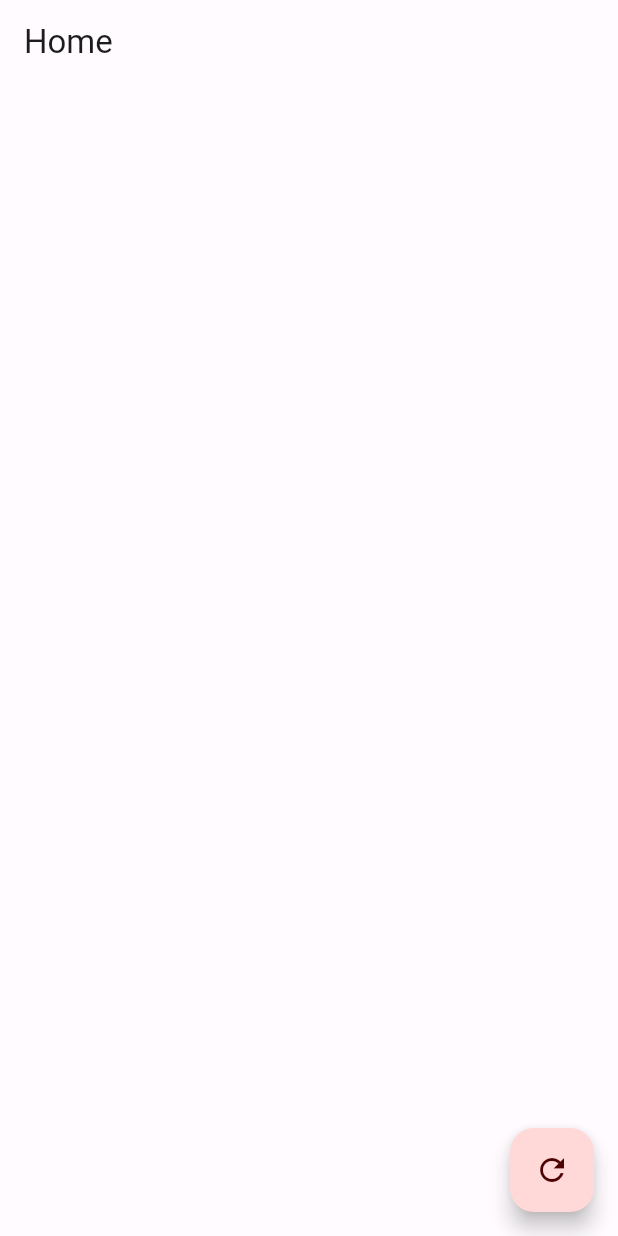
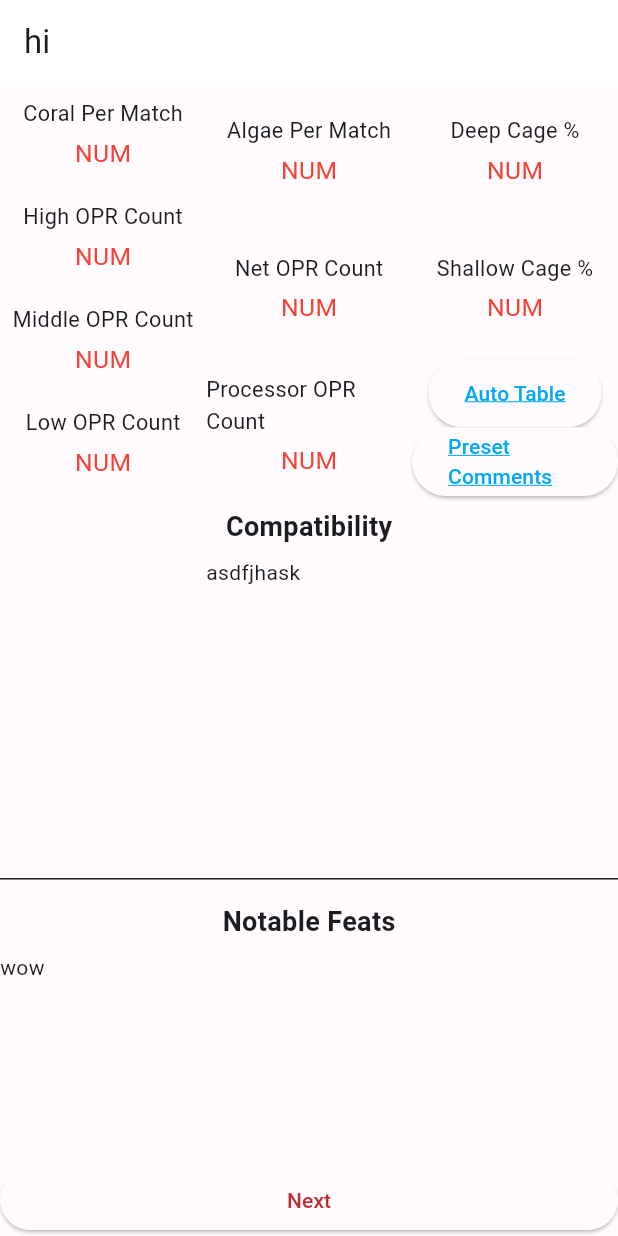
Before and after one commit to Ambitious-Jay/frc-scouting-demo, a Flutter app: the screen it shows after launch, on a phone screen of 412 x 824 dp. Run offline on Flutter 3.47's test engine with Material 3 defaults, Android fonts, the light colour scheme and no system bars.

Commit message:
added vis page
need to fix alignment and aesthetics

```diff
--- /dev/null
+++ b/lib/lead_scout_notes_vis_page.dart
@@ -0,0 +1,275 @@
+import 'package:flutter/material.dart';
+import 'package:frc1148_2025_scouting_app/color_scheme.dart';
+import 'package:frc1148_2025_scouting_app/scroll_controller.dart';
+
+String Combatability = 'asdfjhask';
+
+String Feats = 'wow';
+
+String HPlayer = 'not good if mattin';
+
+class LeadScoutNotesVisPage extends StatefulWidget {
+  const LeadScoutNotesVisPage({super.key, required this.teamName});
+  final String teamName;
+
+  @override
+  State<LeadScoutNotesVisPage> createState() => _LeadScoutNotesVisPage();
+}
+
+class _LeadScoutNotesVisPage extends State<LeadScoutNotesVisPage> {
+  Future<void> setUp() async {}
+
+  Widget buildStatItem(String label, double height) {
+    return Column(
+      mainAxisAlignment: MainAxisAlignment.center,
+      children: [
+        Text(
+          label,
+          style: TextStyle(fontSize: height * 0.0175),
+        ),
+        const SizedBox(height: 4),
+        Text(
+          "NUM",
+          style: TextStyle(
+            fontSize: height * 0.02,
+            color: Colors.red,
+          ),
+        ),
+      ],
+    );
+  }
+
+  @override
+  Widget buildStatsContainer(double width, double height) {
+    return Container(
+      width: width,
+      height: height * 1 / 3,
+      alignment: AlignmentDirectional.center,
+      child: Row(
+        mainAxisAlignment: MainAxisAlignment.spaceEvenly,
+        children: [
+          Expanded(
+            child: Column(
+              mainAxisAlignment: MainAxisAlignment.spaceEvenly,
+              children: [
+                Expanded(child: buildStatItem("Coral Per Match", height)),
+                Expanded(child: buildStatItem("High OPR Count", height)),
+                Expanded(child: buildStatItem("Middle OPR Count", height)),
+                Expanded(child: buildStatItem("Low OPR Count", height)),
+              ],
+            ),
+          ),
+          Expanded(
+            child: Column(
+              mainAxisAlignment: MainAxisAlignment.spaceEvenly,
+              children: [
+                Expanded(child: buildStatItem("Algae Per Match", height)),
+                Expanded(child: buildStatItem("Net OPR Count", height)),
+                Expanded(child: buildStatItem("Processor OPR Count", height)),
+              ],
+            ),
+          ),
+          Expanded(
+            child: Column(
+              mainAxisAlignment: MainAxisAlignment.spaceEvenly,
+              children: [
+                Expanded(child: buildStatItem("Deep Cage %", height)),
+                Expanded(child: buildStatItem("Shallow Cage %", height)),
+                Expanded(
+                    child: Column(
+                  children: [
+                    Expanded(
+                      // child: Text(
+                      //   "Auto Table",
+                      //   style: TextStyle(fontSize: height * 0.0175),
+                      // ),
+                      child: ElevatedButton(
+                        onPressed: () async {},
+                        child: const Text("Auto Table",
+                            style: TextStyle(
+                                color: Colors.lightBlue,
+                                decoration: TextDecoration.underline,
+                                decorationColor: Colors.lightBlue)),
+                      ),
+                    ),
+                    Expanded(
+                      // child: Text(
+                      //   "Preset Comments",
+                      //   style: TextStyle(fontSize: height * 0.0175),
+                      // ),
+                      child: ElevatedButton(
+                        onPressed: () async {},
+                        child: const Text("Preset Comments",
+                            style: TextStyle(
+                                color: Colors.lightBlue,
+                                decoration: TextDecoration.underline,
+                                decorationColor: Colors.lightBlue)),
+                      ),
+                    ),
+                  ],
+                ))
+              ],
+            ),
+          ),
+        ],
+      ),
+    );
+  }
+
+  @override
+  Widget build(BuildContext context) {
+    double height = MediaQuery.of(context).size.height;
+    double width = MediaQuery.of(context).size.width;
+
+    return Scaffold(
+        appBar: AppBar(
+          backgroundColor: Theme.of(context).colorScheme.inversePrimary,
+          title: Text(widget.teamName),
+        ),
+        body: Center(
+          child: ListView(
+            children: [
+              buildStatsContainer(width, height),
+              // First Row
+              SizedBox(
+                height: height * 0.3,
+                width: width,
+                child: Column(
+                  children: [
+                    Container(
+                      height: height * 0.05,
+                      width: width,
+                      alignment: Alignment.center,
+                      child: const Text(
+                        'Compatibility',
+                        style: TextStyle(
+                          fontSize: 18,
+                          fontWeight: FontWeight.bold,
+                        ),
+                      ),
+                    ),
+                    SizedBox(
+                      width: width / 3,
+                      height: height * 0.15,
+                      child: Text(
+                        Combatability,
+                      ),
+                    ),
+                  ],
+                ),
+              ),
+
+              const Divider(),
+
+              // Second Row
+              SizedBox(
+                height: height * 0.3,
+                width: width,
+                child: Column(
+                  children: [
+                    Container(
+                      height: height * 0.05,
+                      width: width,
+                      alignment: Alignment.center,
+                      child: const Text(
+                        'Notable Feats',
+                        style: TextStyle(
+                          fontSize: 18,
+                          fontWeight: FontWeight.bold,
+                        ),
+                      ),
+                    ),
+                    Row(
+                      children: [
+                        SizedBox(
+                          width: width / 3,
+                          height: height * 0.15,
+                          child: Text(
+                            Feats,
+                          ),
+                        ),
+                      ],
+                    ),
+                  ],
+                ),
+              ),
+
+              const Divider(),
+
+              // Third Row
+              SizedBox(
+                height: height * 0.3,
+                width: width,
+                child: Column(
+                  children: [
+                    Container(
+                      height: height * 0.05,
+                      width: width,
+                      alignment: Alignment.center,
+                      child: const Text(
+                        'Human Player Net ACC',
+                        style: TextStyle(
+                          fontSize: 18,
+                          fontWeight: FontWeight.bold,
+                        ),
+                      ),
+                    ),
+                    Row(
+                      children: [
+                        SizedBox(
+                          width: width / 3,
+                          height: height * 0.15,
+                          child: Text(
+                            HPlayer,
+                          ),
+                        )
+                      ],
+                    ),
+                  ],
+                ),
+              ),
+              // Container(
+              //   width: width,
+              //   height: height * 1 / 13,
+              //   //color Colors.amber[300],
+              //   alignment: AlignmentDirectional.center,
+              // ),
+              // ElevatedButton(
+              //   onPressed: () async {
+              //     // await _submitSection();
+              //     // setState(() {
+              //     //   Navigator.push(
+              //     //     context,
+              //     //     MaterialPageRoute
+              //     //     (
+              //     //       builder: (context) => Entrance(onThemeChanged: (newTheme) {
+              //     //     })
+              //     //     )
+              //     //   );
+              //     // });
+              //   },
+              //   child: const Text("Next",
+              //       style: TextStyle(color: colors.myOnPrimary)),
+              // )
+            ],
+          ),
+        ),
+        bottomNavigationBar: ElevatedButton(
+          onPressed: () async {
+            // await _submitSection();
+            // setState(() {
+            //   Navigator.push(
+            //     context,
+            //     MaterialPageRoute
+            //     (
+            //       builder: (context) => Entrance(onThemeChanged: (newTheme) {
+            //     })
+            //     )
+            //   );
+            // });
+          },
+          child:
+              const Text("Next", style: TextStyle(color: colors.myOnPrimary)),
+        ));
+  }
+}
--- a/lib/main.dart
+++ b/lib/main.dart
@@ -1,5 +1,6 @@
 import 'package:flutter/material.dart';
 import 'package:frc1148_2025_scouting_app/color_scheme.dart';
+import 'package:frc1148_2025_scouting_app/lead_scout_notes_vis_page.dart';
 import 'package:frc1148_2025_scouting_app/objective_page.dart';
 
 import 'package:frc1148_2025_scouting_app/lead_scouting_page.dart';
@@ -32,7 +33,8 @@ class _MainAppState extends State<MyApp> {
       themeMode: themeMode,
       // THE WAY MATTHEW HAD IT
       // home: LeadScoutingPage(teamName: "meow1 meow2 meow3"),
-      home: MatchList(),
+      home: LeadScoutNotesVisPage(teamName: "hi"),
+      // home: MatchList(),
       //  home: TeamStatsList(teamName: "meow"),
       // THE WAY JOSEPH HAD IT
       // home: PresetComment(
```
